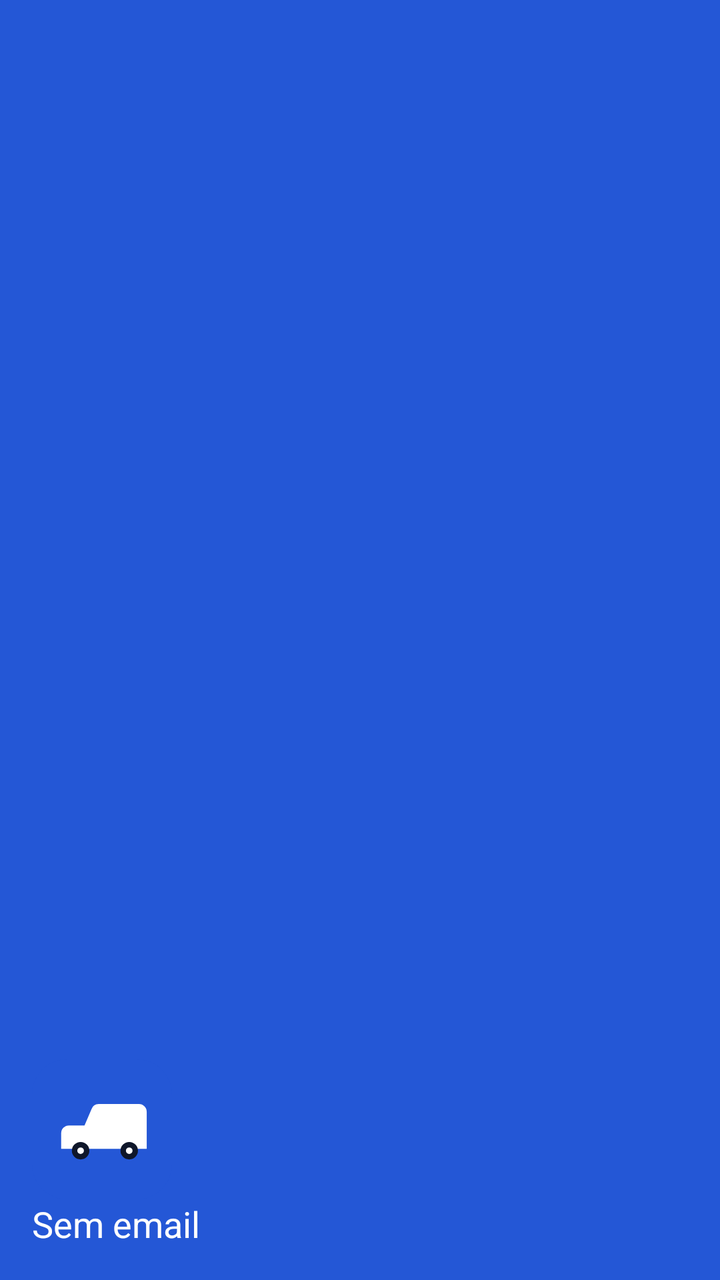
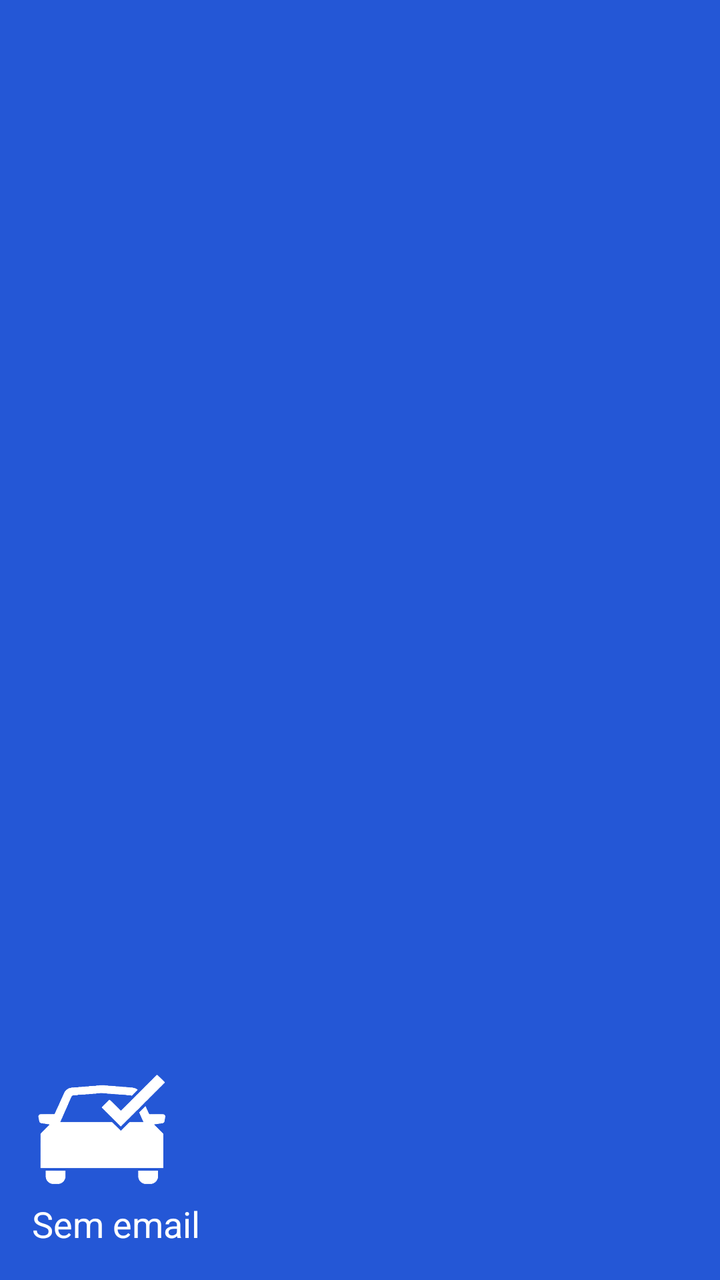

The first picture is an Android layout as it rendered before a commit; the second is the same layout after the commit. The layout source and the unified diff follow.
<!-- AndroidManifest.xml: application theme Theme.FrotaGestAndroid -->
<!-- res/layout/nav_header_main.xml -->
<?xml version="1.0" encoding="utf-8"?>
<LinearLayout xmlns:android="http://schemas.android.com/apk/res/android"
    xmlns:app="http://schemas.android.com/apk/res-auto"
    android:layout_width="match_parent"
    android:layout_height="200dp"
    android:background="@color/colorPrimary"
    android:gravity="bottom"
    android:orientation="vertical"
    android:padding="16dp">


    <ImageView
        android:id="@+id/imageView2"
        android:layout_width="70dp"
        android:layout_height="70dp"
        app:srcCompat="@drawable/ic_logo" />

    <TextView
        android:id="@+id/tvEmail"
        android:layout_width="wrap_content"
        android:layout_height="wrap_content"
        android:text="Sem email"
        android:textColor="@color/white"
        android:textSize="18sp"/>

</LinearLayout>
<!-- resources referenced by this layout -->
<resources>
  <color name="colorPrimary">#2457D6</color>
  <color name="white">#FFFFFFFF</color>
  <!-- drawable ic_logo (drawable) -->
  <?xml version="1.0" encoding="utf-8"?>
  <vector xmlns:android="http://schemas.android.com/apk/res/android"
      android:width="72dp"
      android:height="72dp"
      android:viewportWidth="72"
      android:viewportHeight="72">
      <path
          android:fillColor="#2457D6"
          android:pathData="M18,0H54A18,18 0,0 1,72 18V54A18,18 0,0 1,54 72H18A18,18 0,0 1,0 54V18A18,18 0,0 1,18 0Z" />
      <path
          android:fillColor="#FFFFFF"
          android:pathData="M15,38a4,4 0,0 1,4,-4h8l3.6,-8.4a4,4 0,0 1,3.7,-2.6H55a4,4 0,0 1,4,4V46H15Z" />
      <path
          android:fillColor="#0F172A"
          android:pathData="M25,42.5a4.5,4.5 0,1 0,0 9a4.5,4.5 0,1 0,0 -9zM50,42.5a4.5,4.5 0,1 0,0 9a4.5,4.5 0,1 0,0 -9z" />
      <path
          android:fillColor="#FFFFFF"
          android:pathData="M25,45.3a1.7,1.7 0,1 0,0 3.4a1.7,1.7 0,1 0,0 -3.4zM50,45.3a1.7,1.7 0,1 0,0 3.4a1.7,1.7 0,1 0,0 -3.4z" />
  </vector>
  <style name="Theme.FrotaGestAndroid" parent="Base.Theme.FrotaGestAndroid" />
  <style name="Base.Theme.FrotaGestAndroid" parent="Theme.Material3.DayNight.NoActionBar">
          
          <item name="colorPrimary">@color/colorPrimary</item>
      </style>
</resources>

<!-- the commit's change to res/layout/nav_header_main.xml (unified diff, before → after) -->
@@ -13,7 +13,7 @@
         android:id="@+id/imageView2"
         android:layout_width="70dp"
         android:layout_height="70dp"
-        app:srcCompat="@drawable/ic_logo" />
+        app:srcCompat="@drawable/logo_carro_branco" />
 
     <TextView
         android:id="@+id/tvEmail"
<!-- resource entries referenced after the edit -->
@@ -2,26 +2,7 @@
 <resources>
   <color name="colorPrimary">#2457D6</color>
   <color name="white">#FFFFFFFF</color>
-  <!-- drawable ic_logo (drawable) -->
-  <?xml version="1.0" encoding="utf-8"?>
-  <vector xmlns:android="http://schemas.android.com/apk/res/android"
-      android:width="72dp"
-      android:height="72dp"
-      android:viewportWidth="72"
-      android:viewportHeight="72">
-      <path
-          android:fillColor="#2457D6"
-          android:pathData="M18,0H54A18,18 0,0 1,72 18V54A18,18 0,0 1,54 72H18A18,18 0,0 1,0 54V18A18,18 0,0 1,18 0Z" />
-      <path
-          android:fillColor="#FFFFFF"
-          android:pathData="M15,38a4,4 0,0 1,4,-4h8l3.6,-8.4a4,4 0,0 1,3.7,-2.6H55a4,4 0,0 1,4,4V46H15Z" />
-      <path
-          android:fillColor="#0F172A"
-          android:pathData="M25,42.5a4.5,4.5 0,1 0,0 9a4.5,4.5 0,1 0,0 -9zM50,42.5a4.5,4.5 0,1 0,0 9a4.5,4.5 0,1 0,0 -9z" />
-      <path
-          android:fillColor="#FFFFFF"
-          android:pathData="M25,45.3a1.7,1.7 0,1 0,0 3.4a1.7,1.7 0,1 0,0 -3.4zM50,45.3a1.7,1.7 0,1 0,0 3.4a1.7,1.7 0,1 0,0 -3.4z" />
-  </vector>
+  <!-- drawable logo_carro_branco: png bitmap (drawable, 24754 bytes) -->
   <style name="Theme.FrotaGestAndroid" parent="Base.Theme.FrotaGestAndroid" />
   <style name="Base.Theme.FrotaGestAndroid" parent="Theme.Material3.DayNight.NoActionBar">
           
